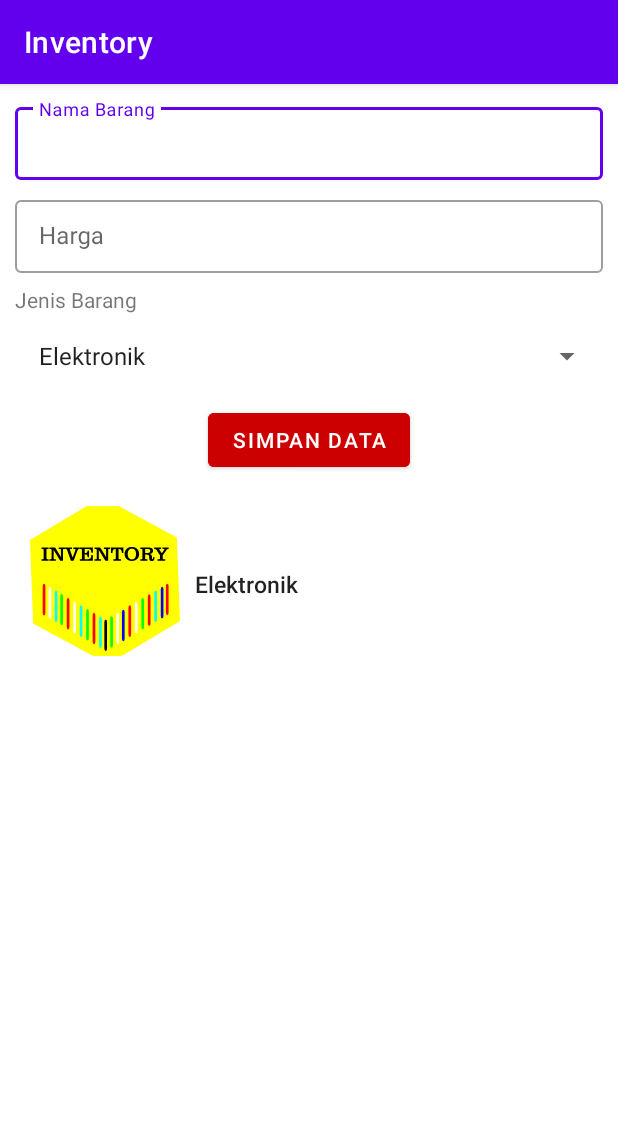
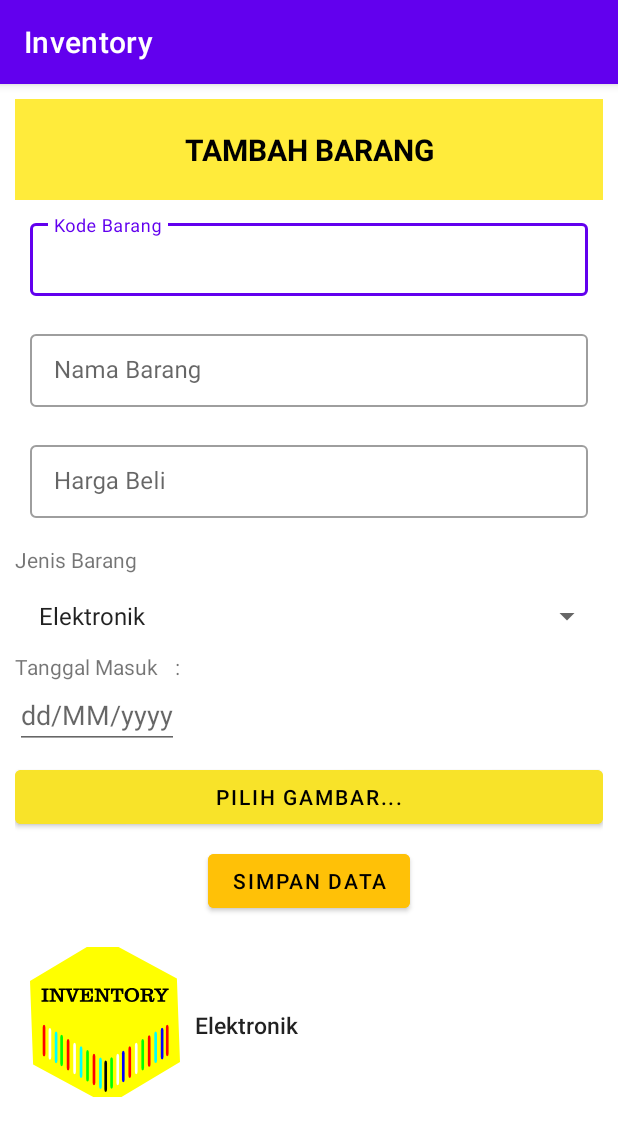
Before and after one commit to Miftakhul1412/Inventory, an Android app: the MainTambahBarangActivity screen opened directly, with no data from a screen before it, after a tap on "SIMPAN DATA", on a phone screen of 412 x 824 dp. Shown: the top 1136 px of the screen. Run offline under Robolectric (Android 15) with nearby library versions, the phone set to English and light mode, and no system bars.

Commit message:
memperbaiki tampilan tambah barang

```diff
--- a/app/src/main/res/layout/activity_main_menu.xml
+++ b/app/src/main/res/layout/activity_main_menu.xml
@@ -157,11 +157,12 @@
             </LinearLayout>
         </RelativeLayout>
     </LinearLayout>
-    <RelativeLayout
-        android:layout_width="wrap_content"
-        android:layout_height="match_parent"
-        android:gravity="bottom"
-        android:orientation="vertical">
+    <LinearLayout
+        android:layout_width="match_parent"
+        android:layout_height="wrap_content"
+        android:gravity="center"
+        android:padding="100dp"
+        android:orientation="horizontal">
 
         <ImageView
             android:id="@+id/logo"
@@ -176,12 +177,11 @@
         android:layout_height="wrap_content"
         android:text="INVENTORI LAUWBA"
         android:textColor="@color/black"
-        android:layout_below="@id/logo"
-        android:gravity="center"
+        android:gravity="left"
         android:textSize="12sp">
     </TextView>
 
 
-</RelativeLayout>
+</LinearLayout>
 
 </LinearLayout>
--- a/app/src/main/res/layout/activity_main_tambah_barang.xml
+++ b/app/src/main/res/layout/activity_main_tambah_barang.xml
@@ -8,10 +8,37 @@
     android:padding="10dp"
     tools:context=".MainTambahBarangActivity">
 
+    <TextView
+        android:layout_width="match_parent"
+        android:layout_height="wrap_content"
+        android:background="#FFEB3B"
+        android:gravity="center"
+        android:padding="20dp"
+        android:text="TAMBAH BARANG"
+        android:textColor="@color/black"
+        android:textSize="20dp"
+        android:textStyle="bold" />
+
+
 
     <com.google.android.material.textfield.TextInputLayout
         android:layout_width="match_parent"
         android:layout_height="wrap_content"
+        android:padding="10dp"
+        style="@style/Widget.MaterialComponents.TextInputLayout.OutlinedBox.Dense"
+        android:hint="Kode Barang">
+
+        <com.google.android.material.textfield.TextInputEditText
+            android:layout_width="match_parent"
+            android:layout_height="match_parent"
+            android:id="@+id/Kodebarang"
+            android:inputType="text"/>
+    </com.google.android.material.textfield.TextInputLayout>
+
+    <com.google.android.material.textfield.TextInputLayout
+        android:layout_width="match_parent"
+        android:layout_height="wrap_content"
+        android:padding="10dp"
         style="@style/Widget.MaterialComponents.TextInputLayout.OutlinedBox.Dense"
         android:hint="Nama Barang">
 
@@ -22,12 +49,13 @@
             android:inputType="text"/>
     </com.google.android.material.textfield.TextInputLayout>
 
+
     <com.google.android.material.textfield.TextInputLayout
         android:layout_width="match_parent"
+        android:layout_height="wrap_content"
+        android:padding="10dp"
         style="@style/Widget.MaterialComponents.TextInputLayout.OutlinedBox.Dense"
-        android:layout_height="wrap_content"
-        android:layout_marginTop="8dp"
-        android:hint="Harga">
+        android:hint="Harga Beli">
 
         <com.google.android.material.textfield.TextInputEditText
             android:id="@+id/harga"
@@ -49,13 +77,35 @@
         android:id="@+id/dropdownJenisBarang"
         android:layout_marginTop="4dp"/>
 
+    <TextView
+        android:layout_width="match_parent"
+        android:layout_height="wrap_content"
+        android:text="Tanggal Masuk\t:" />
+
+    <EditText
+        android:id="@+id/tv_dateresult"
+        android:layout_width="wrap_content"
+        android:text=""
+        android:layout_height="wrap_content"
+        android:hint="dd/MM/yyyy" />
+
+    <Button
+        android:id="@+id/pilihGambar"
+        android:layout_width="match_parent"
+        android:layout_height="wrap_content"
+        android:layout_marginTop="8dp"
+        android:backgroundTint="#F8E329"
+        android:text="Pilih Gambar..."
+        android:textColor="@color/black" />
+
     <Button
         android:id="@+id/simpanData"
         android:layout_width="wrap_content"
         android:layout_height="wrap_content"
         android:layout_gravity="center_horizontal"
         android:layout_marginTop="8dp"
-        android:backgroundTint="@android:color/holo_red_dark"
+        android:backgroundTint="#FFC107"
+        android:textColor="@color/black"
         android:text="Simpan Data" />
 
     <androidx.recyclerview.widget.RecyclerView
```
